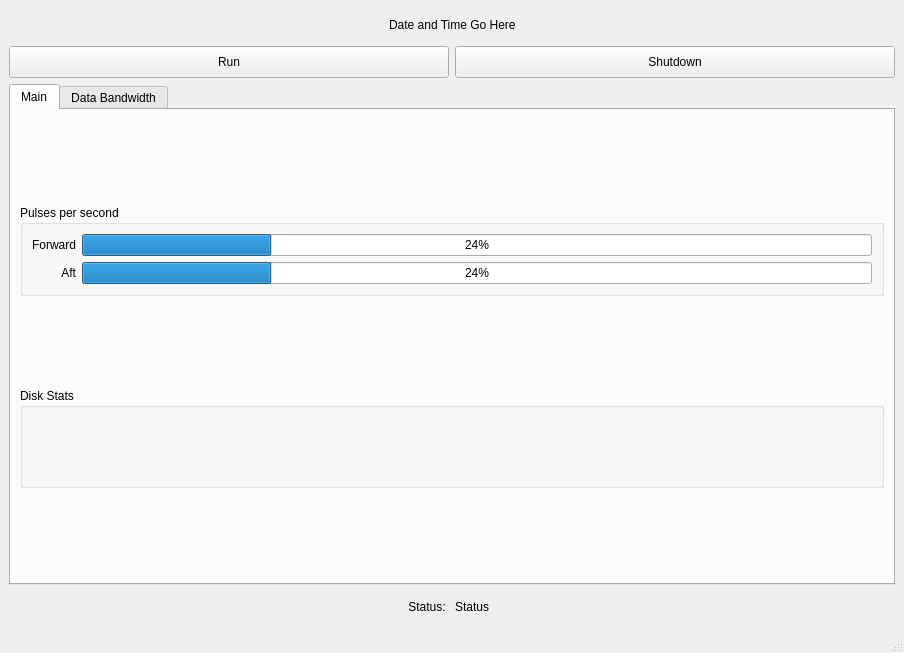
Old version of the form eldoragui/EldoraMain.ui in the repository NCAR/eldora_instrument.
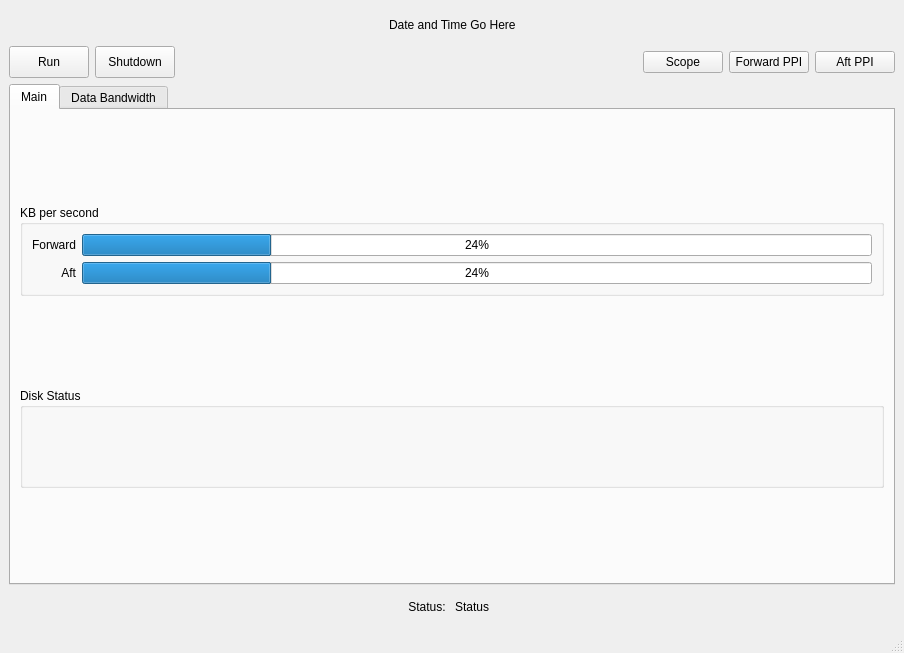
New version of the form.

Commit message: Adding buttons for graphics apps.

```diff
--- a/eldoragui/EldoraMain.ui
+++ b/eldoragui/EldoraMain.ui
@@ -88,6 +88,14 @@
        <number>6</number>
       </property>
       <item>
+       <layout class="QHBoxLayout" >
+        <property name="margin" >
+         <number>0</number>
+        </property>
+        <property name="spacing" >
+         <number>6</number>
+        </property>
+        <item>
        <widget class="QPushButton" name="runButton" >
         <property name="sizePolicy" >
          <sizepolicy>
@@ -123,6 +131,52 @@
      </layout>
     </item>
     <item>
+       <spacer>
+        <property name="orientation" >
+         <enum>Qt::Horizontal</enum>
+        </property>
+        <property name="sizeHint" >
+         <size>
+          <width>40</width>
+          <height>20</height>
+         </size>
+        </property>
+       </spacer>
+      </item>
+      <item>
+       <layout class="QHBoxLayout" >
+        <property name="margin" >
+         <number>0</number>
+        </property>
+        <property name="spacing" >
+         <number>6</number>
+        </property>
+        <item>
+         <widget class="QPushButton" name="scopeButton" >
+          <property name="text" >
+           <string>Scope</string>
+          </property>
+         </widget>
+        </item>
+        <item>
+         <widget class="QPushButton" name="forwardPpiButton" >
+          <property name="text" >
+           <string>Forward PPI</string>
+          </property>
+         </widget>
+        </item>
+        <item>
+         <widget class="QPushButton" name="aftPpiButton" >
+          <property name="text" >
+           <string>Aft PPI</string>
+          </property>
+         </widget>
+        </item>
+       </layout>
+      </item>
+     </layout>
+    </item>
+    <item>
      <widget class="QTabWidget" name="tabWidget" >
       <property name="currentIndex" >
        <number>0</number>
@@ -154,7 +208,7 @@
         <item>
          <widget class="QGroupBox" name="groupBox_3" >
           <property name="title" >
-           <string>Pulses per second</string>
+           <string>KB per second</string>
           </property>
           <layout class="QVBoxLayout" >
            <property name="margin" >
@@ -238,7 +292,7 @@
            </size>
           </property>
           <property name="title" >
-           <string>Disk Stats</string>
+           <string>Disk Status</string>
           </property>
          </widget>
         </item>
```
Lines whose indentation alone changed are shown as unchanged.
